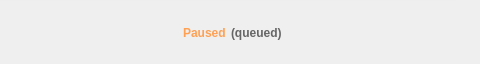
First picture: the form in src/MEGASync/transfers/gui/win/TransferManagerDelegateWidget.ui, repository meganz/MEGAsync, before the edit; both pictures show x 272 to 752 and y 0 to 64 of the 752 by 64 pixel window.
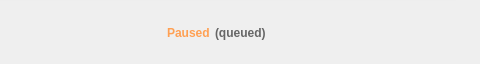
Second picture: the form after the edit. Icons and pictures are not drawn.

The edit to the form file:
```diff
--- a/src/MEGASync/transfers/gui/win/TransferManagerDelegateWidget.ui
+++ b/src/MEGASync/transfers/gui/win/TransferManagerDelegateWidget.ui
@@ -864,13 +864,13 @@
          </property>
          <property name="minimumSize">
           <size>
-           <width>16</width>
+           <width>24</width>
            <height>63</height>
           </size>
          </property>
          <property name="maximumSize">
           <size>
-           <width>16</width>
+           <width>24</width>
            <height>63</height>
           </size>
          </property>
@@ -929,13 +929,13 @@
          </property>
          <property name="minimumSize">
           <size>
-           <width>16</width>
+           <width>24</width>
            <height>63</height>
           </size>
          </property>
          <property name="maximumSize">
           <size>
-           <width>16</width>
+           <width>24</width>
            <height>63</height>
           </size>
          </property>
```
